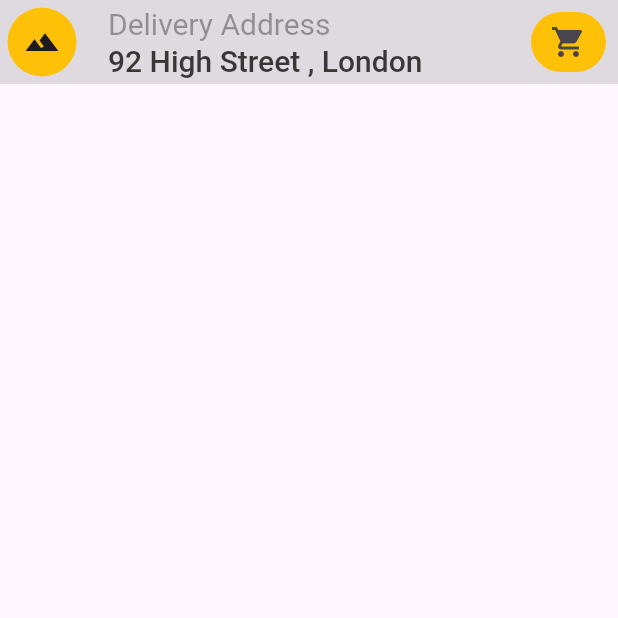
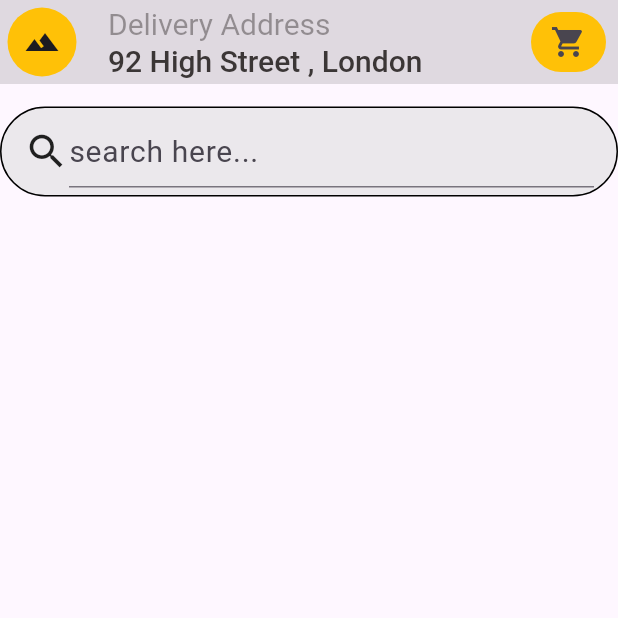
Before and after one commit to THARINDUnirmal/flutter-grocery-app, a Flutter app: the screen it shows after launch, on a phone screen of 412 x 824 dp, the top half of it. Run offline on Flutter 3.47's test engine with Material 3 defaults, Android fonts, the phone set to English and light mode, and no system bars.

Commit message:
search bar create

```diff
--- a/lib/pages/home_page/home_page.dart
+++ b/lib/pages/home_page/home_page.dart
@@ -1,5 +1,6 @@
 import 'package:flutter/material.dart';
 import 'package:flutter_grocery_app/pages/home_page/widget/appbar/app_bar.dart';
+import 'package:flutter_grocery_app/pages/home_page/widget/search_bar.dart';
 
 class HomePage extends StatelessWidget {
   const HomePage({super.key});
@@ -16,6 +17,14 @@ class HomePage extends StatelessWidget {
         title: appbarTitle,
         actions: appbarAction,
       ),
+      body: const Column(
+        children: [
+          SizedBox(
+            height: 15,
+          ),
+          SearchBarinApp(),
+        ],
+      ),
     );
   }
 }
--- a/lib/pages/home_page/widget/appbar/app_bar.dart
+++ b/lib/pages/home_page/widget/appbar/app_bar.dart
@@ -1,5 +1,4 @@
 import 'package:flutter/material.dart';
-import 'package:flutter/widgets.dart';
 
 Widget appbarLeading = Container(
   width: 50,
@@ -8,7 +7,7 @@ Widget appbarLeading = Container(
     borderRadius: BorderRadius.circular(100),
     color: Colors.amber,
   ),
-  child: Icon(Icons.landscape),
+  child: const Icon(Icons.landscape),
 );
 
 Widget appbarTitle = Column(
@@ -17,11 +16,11 @@ Widget appbarTitle = Column(
     Text(
       "Delivery Address",
       style: TextStyle(
-        color: Color(0xff3B3636).withOpacity(0.47),
+        color: const Color(0xff3B3636).withOpacity(0.47),
         fontSize: 20,
       ),
     ),
-    Text(
+    const Text(
       "92 High Street , London",
       style: TextStyle(
           color: Color(0xff3B3636), fontSize: 20, fontWeight: FontWeight.w500),
@@ -39,7 +38,7 @@ List<Widget>? appbarAction = [
         borderRadius: BorderRadius.circular(100),
         color: Colors.amber,
       ),
-      child: Icon(Icons.local_grocery_store),
+      child: const Icon(Icons.local_grocery_store),
     ),
   )
 ];
--- /dev/null
+++ b/lib/pages/home_page/widget/search_bar.dart
@@ -0,0 +1,36 @@
+import 'package:flutter/material.dart';
+
+class SearchBarinApp extends StatelessWidget {
+  const SearchBarinApp({super.key});
+
+  @override
+  Widget build(BuildContext context) {
+    return Container(
+      width: double.infinity,
+      height: 60,
+      decoration: BoxDecoration(
+        borderRadius: BorderRadius.circular(100),
+        color: const Color(0xffD9D9D9).withOpacity(0.5),
+        border: Border.all(width: 1),
+      ),
+      child: const Padding(
+        padding: EdgeInsets.symmetric(horizontal: 15),
+        child: Row(
+          children: [
+            Icon(
+              Icons.search,
+              size: 30,
+            ),
+            Expanded(
+              child: TextField(
+                decoration: InputDecoration(
+                    hintText: "search here...",
+                    hintStyle: TextStyle(fontSize: 20)),
+              ),
+            )
+          ],
+        ),
+      ),
+    );
+  }
+}
```
